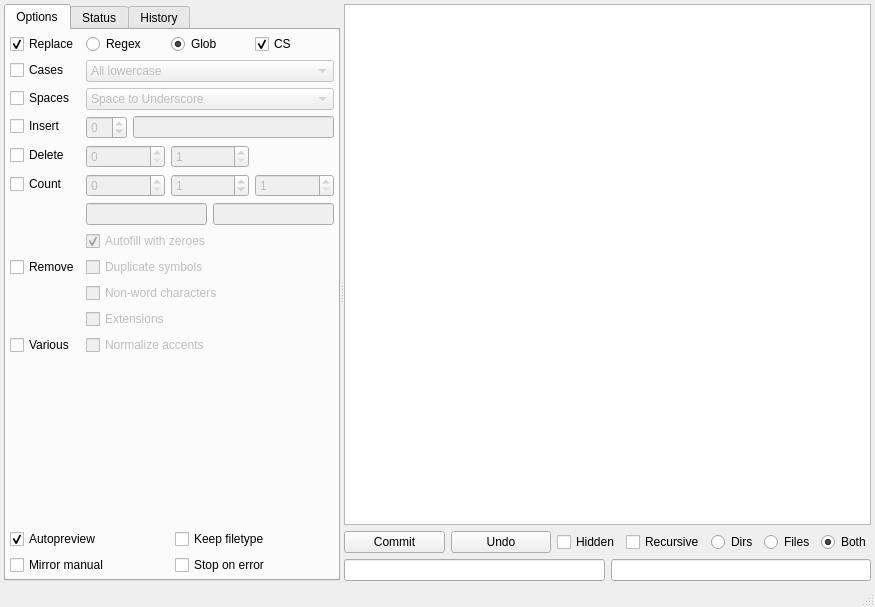
This is gui/filebrowser/demimove.ui in gmdfalk/60-days-of-python as Qt 5 draws it before an edit. The edited form follows.
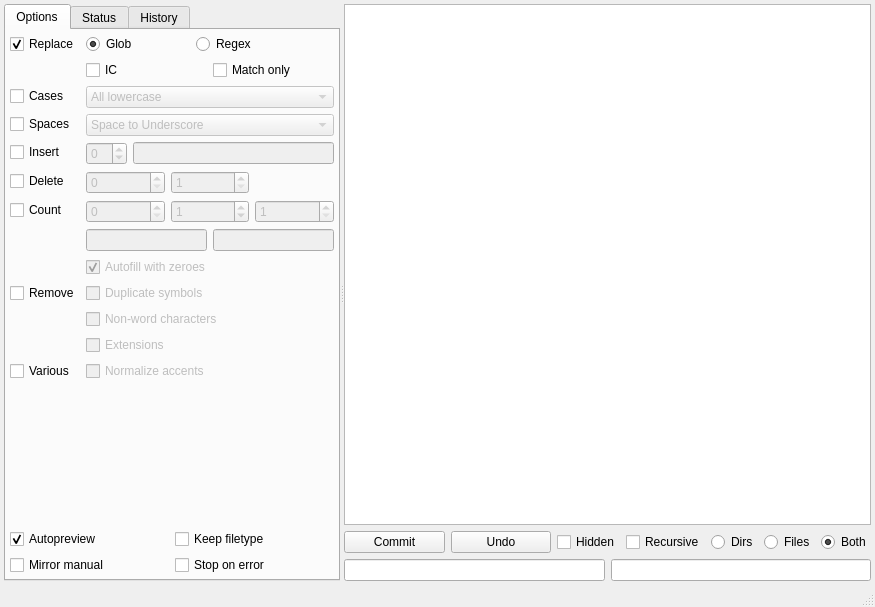
This is the edited form.

Commit message: trying to fix count

The edit to the form file:
```diff
--- a/gui/filebrowser/demimove.ui
+++ b/gui/filebrowser/demimove.ui
@@ -59,17 +59,7 @@
               </widget>
              </item>
              <item row="0" column="1">
-              <layout class="QHBoxLayout" name="replacechecks">
-               <item>
-                <widget class="QRadioButton" name="replaceregex">
-                 <property name="toolTip">
-                  <string>&lt;html&gt;&lt;head/&gt;&lt;body&gt;&lt;p&gt;&lt;span style=&quot; font-weight:600;&quot;&gt;Regex&lt;/span&gt;&lt;/p&gt;&lt;p&gt;Use regular expressions for replacement matching.&lt;/p&gt;&lt;/body&gt;&lt;/html&gt;</string>
-                 </property>
-                 <property name="text">
-                  <string>Regex</string>
-                 </property>
-                </widget>
-               </item>
+              <layout class="QHBoxLayout" name="replaceradios" stretch="3,4">
                <item>
                 <widget class="QRadioButton" name="replaceglob">
                  <property name="toolTip">
@@ -84,28 +74,52 @@
                 </widget>
                </item>
                <item>
+                <widget class="QRadioButton" name="replaceregex">
+                 <property name="toolTip">
+                  <string>&lt;html&gt;&lt;head/&gt;&lt;body&gt;&lt;p&gt;&lt;span style=&quot; font-weight:600;&quot;&gt;Regex&lt;/span&gt;&lt;/p&gt;&lt;p&gt;Use regular expressions for replacement matching.&lt;/p&gt;&lt;/body&gt;&lt;/html&gt;</string>
+                 </property>
+                 <property name="text">
+                  <string>Regex</string>
+                 </property>
+                </widget>
+               </item>
+              </layout>
+             </item>
+             <item row="1" column="1">
+              <layout class="QHBoxLayout" name="replacechecks">
+               <item>
                 <widget class="QCheckBox" name="replacecase">
-                 <property name="toolTip">
-                  <string>&lt;html&gt;&lt;head/&gt;&lt;body&gt;&lt;p&gt;&lt;span style=&quot; font-weight:600;&quot;&gt;Case sensitive&lt;/span&gt;&lt;/p&gt;&lt;/body&gt;&lt;/html&gt;</string>
-                 </property>
-                 <property name="text">
-                  <string>CS</string>
-                 </property>
-                 <property name="checked">
+                 <property name="enabled">
                   <bool>true</bool>
                  </property>
+                 <property name="toolTip">
+                  <string>&lt;html&gt;&lt;head/&gt;&lt;body&gt;&lt;p&gt;&lt;span style=&quot; font-weight:600;&quot;&gt;Ignore case&lt;/span&gt;&lt;/p&gt;&lt;p&gt;Disables case sensitivity.&lt;/p&gt;&lt;/body&gt;&lt;/html&gt;</string>
+                 </property>
+                 <property name="text">
+                  <string>IC</string>
+                 </property>
+                </widget>
+               </item>
+               <item>
+                <widget class="QCheckBox" name="replacematchonly">
+                 <property name="toolTip">
+                  <string>&lt;html&gt;&lt;head/&gt;&lt;body&gt;&lt;p&gt;Only use the matching pattern, not the replacement pattern.&lt;/p&gt;&lt;/body&gt;&lt;/html&gt;</string>
+                 </property>
+                 <property name="text">
+                  <string>Match only</string>
+                 </property>
                 </widget>
                </item>
               </layout>
              </item>
-             <item row="1" column="0">
+             <item row="2" column="0">
               <widget class="QCheckBox" name="capitalizecheck">
                <property name="text">
                 <string>Cases</string>
                </property>
               </widget>
              </item>
-             <item row="1" column="1">
+             <item row="2" column="1">
               <widget class="QComboBox" name="capitalizebox">
                <property name="enabled">
                 <bool>false</bool>
@@ -135,14 +149,14 @@
                </item>
               </widget>
              </item>
-             <item row="2" column="0">
+             <item row="3" column="0">
               <widget class="QCheckBox" name="spacecheck">
                <property name="text">
                 <string>Spaces</string>
                </property>
               </widget>
              </item>
-             <item row="2" column="1">
+             <item row="3" column="1">
               <widget class="QComboBox" name="spacebox">
                <property name="enabled">
                 <bool>false</bool>
@@ -179,7 +193,7 @@
                </item>
               </widget>
              </item>
-             <item row="3" column="0">
+             <item row="4" column="0">
               <widget class="QCheckBox" name="insertcheck">
                <property name="toolTip">
                 <string>&lt;html&gt;&lt;head/&gt;&lt;body&gt;&lt;p&gt;Insert a string at a fixed position.&lt;/p&gt;&lt;/body&gt;&lt;/html&gt;</string>
@@ -189,7 +203,7 @@
                </property>
               </widget>
              </item>
-             <item row="3" column="1">
+             <item row="4" column="1">
               <layout class="QHBoxLayout" name="insertlayout">
                <item>
                 <widget class="QSpinBox" name="insertpos">
@@ -216,7 +230,7 @@
                </item>
               </layout>
              </item>
-             <item row="4" column="0">
+             <item row="5" column="0">
               <widget class="QCheckBox" name="deletecheck">
                <property name="toolTip">
                 <string>&lt;html&gt;&lt;head/&gt;&lt;body&gt;&lt;p&gt;Delete everything between fixed positions.&lt;/p&gt;&lt;/body&gt;&lt;/html&gt;</string>
@@ -226,7 +240,7 @@
                </property>
               </widget>
              </item>
-             <item row="4" column="1">
+             <item row="5" column="1">
               <layout class="QHBoxLayout" name="deletelayout">
                <item>
                 <widget class="QSpinBox" name="deletestart">
@@ -266,7 +280,7 @@
                </item>
               </layout>
              </item>
-             <item row="5" column="0">
+             <item row="6" column="0">
               <widget class="QCheckBox" name="countcheck">
                <property name="toolTip">
                 <string>&lt;html&gt;&lt;head/&gt;&lt;body&gt;&lt;p&gt;Add an incrementing number at a fixed position.&lt;/p&gt;&lt;/body&gt;&lt;/html&gt;</string>
@@ -276,7 +290,7 @@
                </property>
               </widget>
              </item>
-             <item row="5" column="1">
+             <item row="6" column="1">
               <layout class="QHBoxLayout" name="countlayout" stretch="0,0,0">
                <item>
                 <widget class="QSpinBox" name="countpos">
@@ -322,7 +336,7 @@
                </item>
               </layout>
              </item>
-             <item row="6" column="1">
+             <item row="7" column="1">
               <layout class="QHBoxLayout" name="countstringlabel">
                <item>
                 <widget class="QLineEdit" name="countpreedit">
@@ -352,14 +366,33 @@
                </item>
               </layout>
              </item>
-             <item row="8" column="0">
+             <item row="8" column="1">
+              <widget class="QCheckBox" name="countfillcheck">
+               <property name="enabled">
+                <bool>false</bool>
+               </property>
+               <property name="toolTip">
+                <string>&lt;html&gt;&lt;head/&gt;&lt;body&gt;&lt;p&gt;&lt;span style=&quot; font-weight:600;&quot;&gt;Autofill&lt;/span&gt;&lt;/p&gt;&lt;p&gt;If the count gains an order of magnitude, fill the previous numbers with a leading zero.&lt;/p&gt;&lt;p&gt;E.g. 8, 9, 10 will become 08, 09, 10, ...&lt;/p&gt;&lt;/body&gt;&lt;/html&gt;</string>
+               </property>
+               <property name="text">
+                <string>Autofill with zeroes</string>
+               </property>
+               <property name="checkable">
+                <bool>true</bool>
+               </property>
+               <property name="checked">
+                <bool>true</bool>
+               </property>
+              </widget>
+             </item>
+             <item row="9" column="0">
               <widget class="QCheckBox" name="removecheck">
                <property name="text">
                 <string>Remove</string>
                </property>
               </widget>
              </item>
-             <item row="8" column="1">
+             <item row="9" column="1">
               <widget class="QCheckBox" name="removeduplicatescheck">
                <property name="enabled">
                 <bool>false</bool>
@@ -372,7 +405,7 @@
                </property>
               </widget>
              </item>
-             <item row="9" column="1">
+             <item row="10" column="1">
               <widget class="QCheckBox" name="removenonwordscheck">
                <property name="enabled">
                 <bool>false</bool>
@@ -385,7 +418,7 @@
                </property>
               </widget>
              </item>
-             <item row="10" column="1">
+             <item row="11" column="1">
               <widget class="QCheckBox" name="removeextensionscheck">
                <property name="enabled">
                 <bool>false</bool>
@@ -398,14 +431,14 @@
                </property>
               </widget>
              </item>
-             <item row="11" column="0">
+             <item row="12" column="0">
               <widget class="QCheckBox" name="varcheck">
                <property name="text">
                 <string>Various</string>
                </property>
               </widget>
              </item>
-             <item row="11" column="1">
+             <item row="12" column="1">
               <widget class="QCheckBox" name="varaccentscheck">
                <property name="enabled">
                 <bool>false</bool>
@@ -418,25 +451,6 @@
                </property>
               </widget>
              </item>
-             <item row="7" column="1">
-              <widget class="QCheckBox" name="countfillcheck">
-               <property name="enabled">
-                <bool>false</bool>
-               </property>
-               <property name="toolTip">
-                <string>&lt;html&gt;&lt;head/&gt;&lt;body&gt;&lt;p&gt;&lt;span style=&quot; font-weight:600;&quot;&gt;Autofill&lt;/span&gt;&lt;/p&gt;&lt;p&gt;If the count gains an order of magnitude, fill the previous numbers with a leading zero.&lt;/p&gt;&lt;p&gt;E.g. 8, 9, 10 will become 08, 09, 10, ...&lt;/p&gt;&lt;/body&gt;&lt;/html&gt;</string>
-               </property>
-               <property name="text">
-                <string>Autofill with zeroes</string>
-               </property>
-               <property name="checkable">
-                <bool>true</bool>
-               </property>
-               <property name="checked">
-                <bool>true</bool>
-               </property>
-              </widget>
-             </item>
             </layout>
            </item>
           </layout>
```
Left out of the diff: 4 changed lines with no effect on the pictures. The commit also changes 2 other files.
